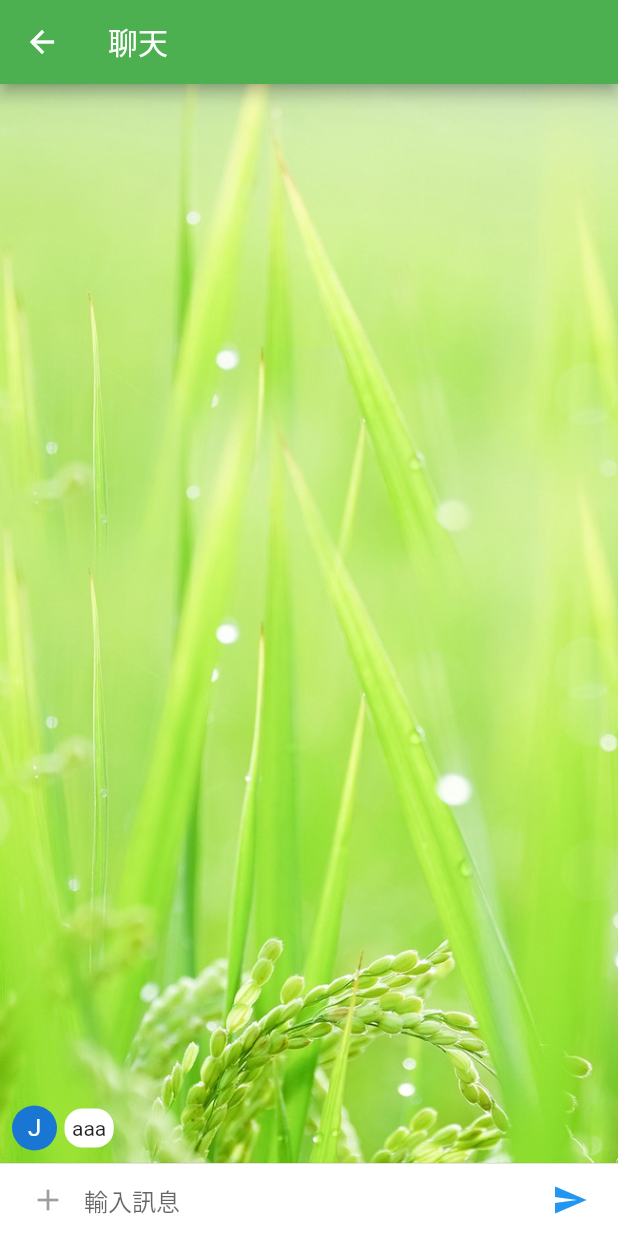
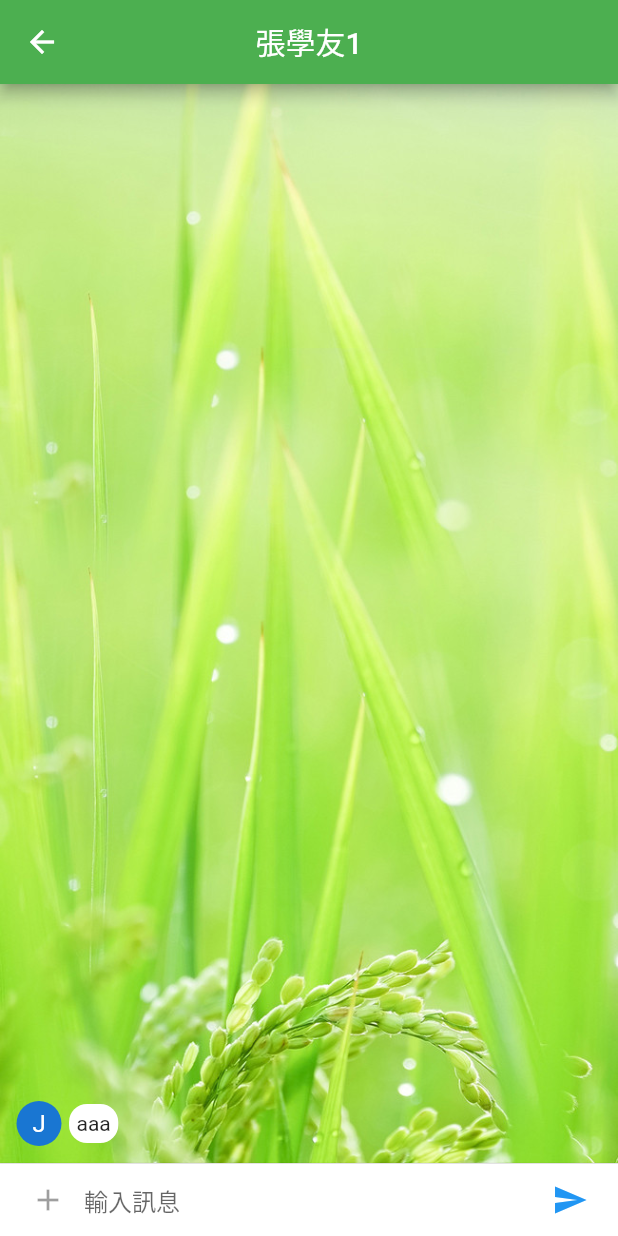
Before and after one commit to 0x5487/learning-flutter, a Flutter app: the screen it shows after launch, after a tap on "Log In", after a tap on "張學友1", on a phone screen of 412 x 824 dp. Run offline on Flutter 3.47's test engine with Material 2 defaults, Android fonts, the phone set to English and light mode, and no system bars; generated files the repository leaves out were written again.

Commit message:
update conversation and chat widget

```diff
--- a/lib/blocs/conversation_bloc.dart
+++ b/lib/blocs/conversation_bloc.dart
@@ -70,6 +70,6 @@ class ConversationBloc {
       ..lastContent = "我能為您服務嗎?"
       ..date = "5:47 PM"
       ..unreadCount = 0;
-    _conversations.add(c7);
+    _conversations.add(c8);
   }
 }
--- a/lib/widgets/xk.dart
+++ b/lib/pages/chat.dart
@@ -1,11 +1,18 @@
 import 'package:flutter/material.dart';
 import 'package:learning_flutter/widgets/chat.dart';
 
-class XKTabBar extends StatelessWidget {
+class ChatPage extends StatelessWidget {
+  String _title;
+
+  ChatPage(this._title);
+
   @override
   Widget build(BuildContext context) {
     return Scaffold(
-      appBar: AppBar(title: Text("聊天")),
+      appBar: AppBar(
+        title: Text(_title),
+        centerTitle: true,
+      ),
       body: Container(
         alignment: Alignment.bottomCenter,
         child: ChatWidget(),
--- a/lib/widgets/chat.dart
+++ b/lib/widgets/chat.dart
@@ -12,6 +12,38 @@ class _ChatState extends State<ChatWidget> {
   final List<ChatMessage> _messages = <ChatMessage>[
     ChatMessage("aaa"),
   ];
+
+  @override
+  Widget build(BuildContext context) {
+    return Column(
+      children: <Widget>[
+        Flexible(
+            child: Container(
+          decoration: BoxDecoration(
+            image: DecorationImage(
+              image: AssetImage("assets/images/chat_background.jpg"),
+              fit: BoxFit.cover,
+            ),
+          ),
+          child: ListView.builder(
+            padding: EdgeInsets.all(8.0),
+            reverse: true,
+            itemCount: _messages.length,
+            itemBuilder: (_, int index) => _messages[index],
+          ),
+        )),
+        Divider(
+          height: 1.0,
+        ),
+        Container(
+          decoration: BoxDecoration(
+            color: Theme.of(context).cardColor,
+          ),
+          child: _textComposerWidget(),
+        )
+      ],
+    );
+  }
 
   void _handleSubmit(String text) {
     textEditingController.clear();
@@ -51,36 +83,4 @@ class _ChatState extends State<ChatWidget> {
       ),
     );
   }
-
-  @override
-  Widget build(BuildContext context) {
-    return Column(
-      children: <Widget>[
-        Flexible(
-            child: Container(
-          decoration: BoxDecoration(
-            image: DecorationImage(
-              image: AssetImage("assets/images/chat_background.jpg"),
-              fit: BoxFit.cover,
-            ),
-          ),
-          child: ListView.builder(
-            padding: EdgeInsets.all(8.0),
-            reverse: true,
-            itemBuilder: (_, int index) => _messages[index],
-            itemCount: _messages.length,
-          ),
-        )),
-        Divider(
-          height: 1.0,
-        ),
-        Container(
-          decoration: BoxDecoration(
-            color: Theme.of(context).cardColor,
-          ),
-          child: _textComposerWidget(),
-        )
-      ],
-    );
-  }
 }
--- a/lib/widgets/chat_message.dart
+++ b/lib/widgets/chat_message.dart
@@ -8,11 +8,15 @@ class ChatMessage extends StatelessWidget {
   ChatMessage(msg) {
     text = msg;
   }
+
   @override
   Widget build(BuildContext context) {
-    return Row(
+    return Container(
+      padding: EdgeInsets.all(3.0),
+      child: Row(
         children: <Widget>[
           Container(
+            alignment: Alignment.bottomCenter,
             margin: const EdgeInsets.only(right: 5.0),
             child: CircleAvatar(
               maxRadius: 15.00,
@@ -31,6 +35,7 @@ class ChatMessage extends StatelessWidget {
             ),
           ),
         ],
+      ),
     );
   }
 }
--- a/lib/widgets/conversation_list.dart
+++ b/lib/widgets/conversation_list.dart
@@ -1,7 +1,7 @@
 import 'package:flutter/material.dart';
+import 'package:learning_flutter/pages/chat.dart';
 import 'package:learning_flutter/providers/conversation_provider.dart';
 import 'package:learning_flutter/wakanda/conversation.dart';
-import 'package:learning_flutter/widgets/xk.dart';
 
 class ConversationList extends StatelessWidget {
   @override
@@ -14,6 +14,7 @@ class ConversationList extends StatelessWidget {
         builder:
             (BuildContext content, AsyncSnapshot<List<Conversation>> snapshot) {
           return ListView.builder(
+              key: PageStorageKey<String>("conversation_listview"),
               scrollDirection: Axis.vertical,
               itemCount: snapshot.data.length,
               itemBuilder: (context, index) {
@@ -24,7 +25,7 @@ class ConversationList extends StatelessWidget {
                       onTap: () {
                         Navigator.of(context)
                             .push(MaterialPageRoute(builder: (context) {
-                          return XKTabBar();
+                          return ChatPage(source.title);
                         }));
                       },
                       leading: Image.asset(
@@ -34,15 +35,43 @@ class ConversationList extends StatelessWidget {
                         fit: BoxFit.cover,
                       ),
                       title: Text(source.title),
-                      subtitle: Text(source.lastContent),
+                      subtitle: Text(
+                        source.lastContent,
+                        overflow: TextOverflow.ellipsis,
+                      ),
                       trailing: Column(
-                        children: <Widget>[
-                          Text(source.date),
-                        ],
+                        children: _buildTrailing(source),
                       )),
                   Divider(color: Colors.grey),
                 ]);
               });
         });
   }
+
+  List<Widget> _buildTrailing(Conversation source) {
+    var widgets = <Widget>[
+      Text(source.date),
+    ];
+
+    if (source.unreadCount > 0) {
+      var unreadContainer = Container(
+        margin: EdgeInsets.only(top: 8.0),
+        padding: EdgeInsets.all(4.0),
+        decoration: BoxDecoration(
+            color: Colors.green,
+            borderRadius: BorderRadius.all(Radius.circular(50.0))),
+        child: Text(
+          "5",
+          style: TextStyle(
+            color: Colors.white,
+            //fontFamily: "Roboto",
+            fontSize: 12.0,
+          ),
+        ),
+      );
+
+      widgets.add(unreadContainer);
+    }
+    return widgets;
+  }
 }
```
Lines whose indentation alone changed are shown as unchanged.
